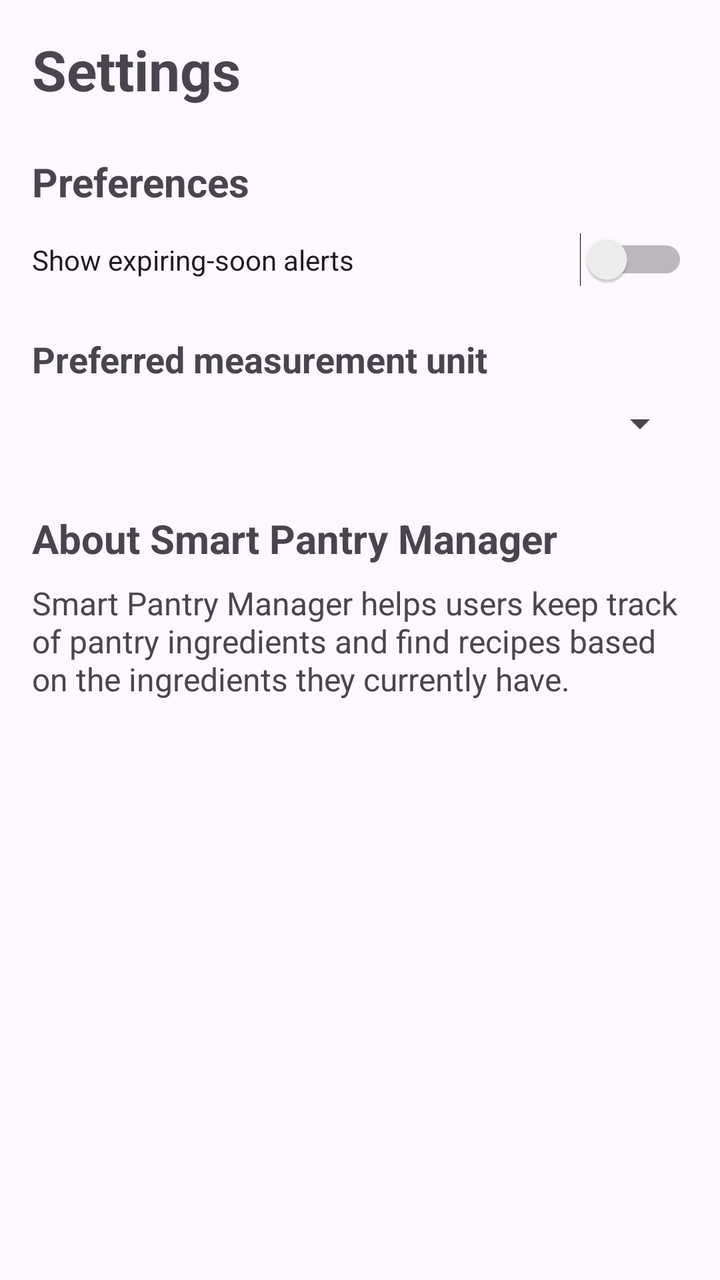
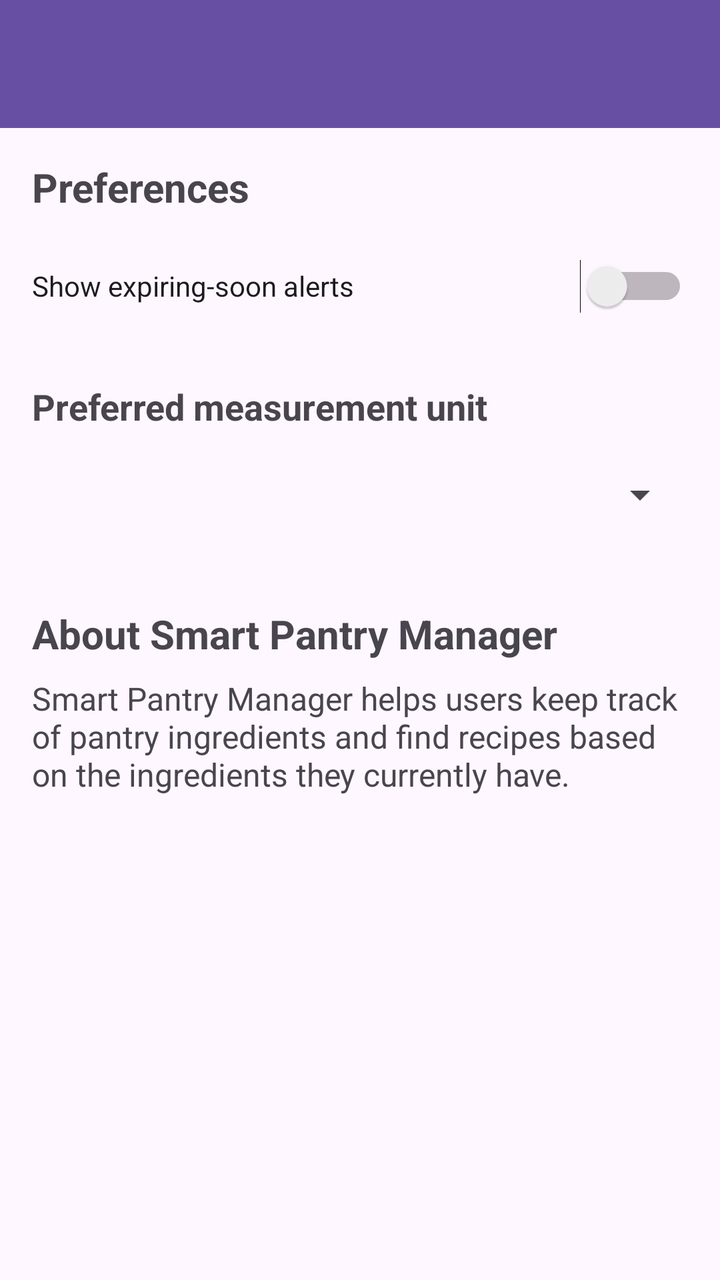

The first picture is an Android layout as it rendered before a commit; the second is the same layout after the commit. The layout source and the unified diff follow.
<!-- AndroidManifest.xml: application theme Theme.SmartPantryManager -->
<!-- res/layout/activity_settings.xml -->
<?xml version="1.0" encoding="utf-8"?>
<ScrollView xmlns:android="http://schemas.android.com/apk/res/android"
    android:layout_width="match_parent"
    android:layout_height="match_parent">

    <LinearLayout
        android:layout_width="match_parent"
        android:layout_height="wrap_content"
        android:orientation="vertical"
        android:padding="16dp">

        <TextView
            android:layout_width="match_parent"
            android:layout_height="wrap_content"
            android:text="Settings"
            android:textSize="28sp"
            android:textStyle="bold"
            android:paddingBottom="24dp" />

        <TextView
            android:layout_width="match_parent"
            android:layout_height="wrap_content"
            android:text="Preferences"
            android:textSize="20sp"
            android:textStyle="bold" />

        <Switch
            android:id="@+id/switchExpiryAlerts"
            android:layout_width="match_parent"
            android:layout_height="wrap_content"
            android:layout_marginTop="12dp"
            android:text="Show expiring-soon alerts" />

        <TextView
            android:id="@+id/tvUnitPreference"
            android:layout_width="match_parent"
            android:layout_height="wrap_content"
            android:layout_marginTop="24dp"
            android:text="Preferred measurement unit"
            android:textSize="18sp"
            android:textStyle="bold" />

        <Spinner
            android:id="@+id/spinnerUnit"
            android:layout_width="match_parent"
            android:layout_height="wrap_content"
            android:layout_marginTop="8dp" />

        <TextView
            android:layout_width="match_parent"
            android:layout_height="wrap_content"
            android:layout_marginTop="32dp"
            android:text="About Smart Pantry Manager"
            android:textSize="20sp"
            android:textStyle="bold" />

        <TextView
            android:layout_width="match_parent"
            android:layout_height="wrap_content"
            android:layout_marginTop="8dp"
            android:text="Smart Pantry Manager helps users keep track of pantry ingredients and find recipes based on the ingredients they currently have."
            android:textSize="16sp" />

    </LinearLayout>

</ScrollView>
<!-- resources referenced by this layout -->
<resources>
  <style name="Theme.SmartPantryManager" parent="Base.Theme.SmartPantryManager" />
  <style name="Base.Theme.SmartPantryManager" parent="Theme.Material3.DayNight.NoActionBar">
          
          
      </style>
</resources>

<!-- the commit's change to res/layout/activity_settings.xml (unified diff, before → after) -->
@@ -1,66 +1,79 @@
 <?xml version="1.0" encoding="utf-8"?>
-<ScrollView xmlns:android="http://schemas.android.com/apk/res/android"
+<LinearLayout xmlns:android="http://schemas.android.com/apk/res/android"
     android:layout_width="match_parent"
-    android:layout_height="match_parent">
+    android:layout_height="match_parent"
+    android:orientation="vertical"
+    android:fitsSystemWindows="true">
 
-    <LinearLayout
+    <include
+        layout="@layout/toolbar" />
+
+    <ScrollView
         android:layout_width="match_parent"
-        android:layout_height="wrap_content"
-        android:orientation="vertical"
-        android:padding="16dp">
+        android:layout_height="0dp"
+        android:layout_weight="1">
 
-        <TextView
+        <LinearLayout
             android:layout_width="match_parent"
             android:layout_height="wrap_content"
-            android:text="Settings"
-            android:textSize="28sp"
-            android:textStyle="bold"
-            android:paddingBottom="24dp" />
+            android:orientation="vertical"
+            android:padding="16dp">
 
-        <TextView
-            android:layout_width="match_parent"
-            android:layout_height="wrap_content"
-            android:text="Preferences"
-            android:textSize="20sp"
-            android:textStyle="bold" />
+            <TextView
+                android:layout_width="match_parent"
+                android:layout_height="wrap_content"
+                android:text="Preferences"
+                android:textSize="20sp"
+                android:textStyle="bold" />
 
-        <Switch
-            android:id="@+id/switchExpiryAlerts"
-            android:layout_width="match_parent"
-            android:layout_height="wrap_content"
-            android:layout_marginTop="12dp"
-            android:text="Show expiring-soon alerts" />
+            <Switch
+                android:id="@+id/switchExpiryAlerts"
+                android:layout_width="match_parent"
+                android:layout_height="48dp"
+                android:layout_marginTop="12dp"
+                android:text="Show expiring-soon alerts" />
 
-        <TextView
-            android:id="@+id/tvUnitPreference"
-            android:layout_width="match_parent"
-            android:layout_height="wrap_content"
-            android:layout_marginTop="24dp"
-            android:text="Preferred measurement unit"
-            android:textSize="18sp"
-            android:textStyle="bold" />
+            <TextView
+                android:id="@+id/tvUnitPreference"
+                android:layout_width="match_parent"
+                android:layout_height="wrap_content"
+                android:layout_marginTop="24dp"
+                android:text="Preferred measurement unit"
+                android:textSize="18sp"
+                android:textStyle="bold" />
 
-        <Spinner
-            android:id="@+id/spinnerUnit"
-            android:layout_width="match_parent"
-            android:layout_height="wrap_content"
-            android:layout_marginTop="8dp" />
+            <Spinner
+                android:id="@+id/spinnerUnit"
+                android:layout_width="match_parent"
+                android:layout_height="48dp"
+                android:layout_marginTop="8dp" />
 
-        <TextView
-            android:layout_width="match_parent"
-            android:layout_height="wrap_content"
-            android:layout_marginTop="32dp"
-            android:text="About Smart Pantry Manager"
-            android:textSize="20sp"
-            android:textStyle="bold" />
+            <TextView
+                android:layout_width="match_parent"
+                android:layout_height="wrap_content"
+                android:layout_marginTop="32dp"
+                android:text="About Smart Pantry Manager"
+                android:textSize="20sp"
+                android:textStyle="bold" />
 
-        <TextView
-            android:layout_width="match_parent"
-            android:layout_height="wrap_content"
-            android:layout_marginTop="8dp"
-            android:text="Smart Pantry Manager helps users keep track of pantry ingredients and find recipes based on the ingredients they currently have."
-            android:textSize="16sp" />
+            <TextView
+                android:layout_width="match_parent"
+                android:layout_height="wrap_content"
+                android:layout_marginTop="8dp"
+                android:text="Smart Pantry Manager helps users keep track of pantry ingredients and find recipes based on the ingredients they currently have."
+                android:textSize="16sp" />
 
-    </LinearLayout>
+        </LinearLayout>
 
-</ScrollView>
+    </ScrollView>
+
+</LinearLayout>
+<!-- res/layout/toolbar.xml (included above) -->
+<?xml version="1.0" encoding="utf-8"?>
+<androidx.appcompat.widget.Toolbar
+    xmlns:android="http://schemas.android.com/apk/res/android"
+    android:id="@+id/toolbar"
+    android:layout_width="match_parent"
+    android:layout_height="?attr/actionBarSize"
+    android:background="?attr/colorPrimary"
+    android:elevation="4dp" />
